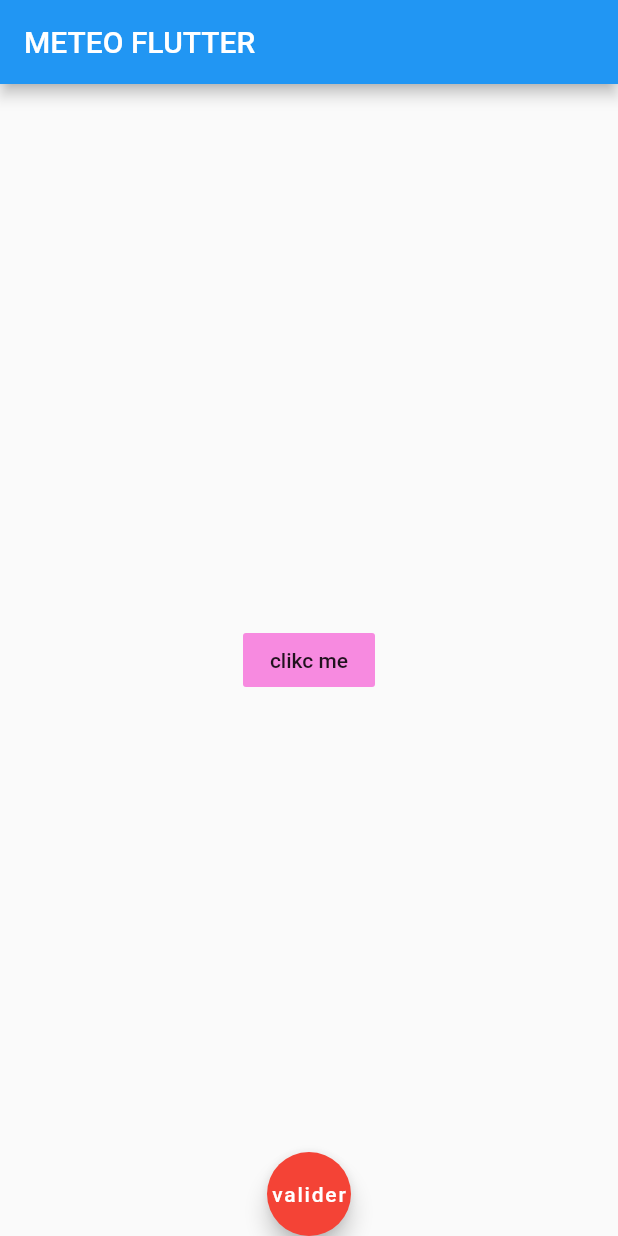
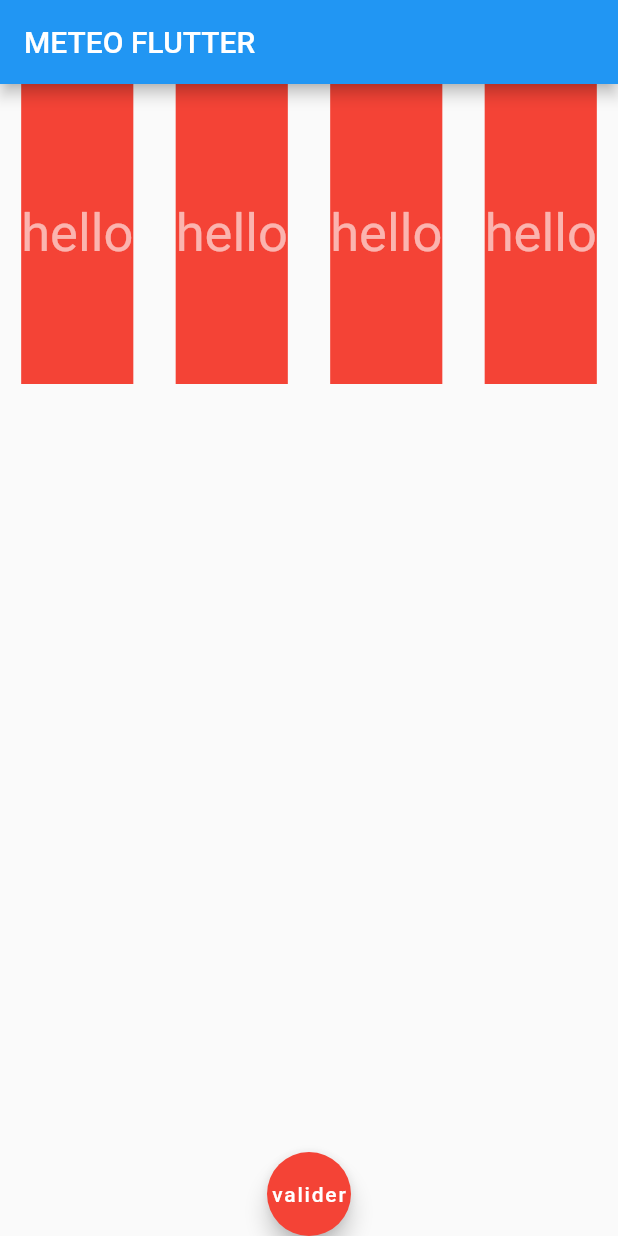
Before and after one commit to darksh3ll/learn_flutter, a Flutter app: the screen it shows after launch, on a phone screen of 412 x 824 dp. Run offline on Flutter 3.47's test engine with Material 2 defaults, Android fonts, the phone set to English and light mode, and no system bars.

Commit message:
feat children

```diff
--- a/lib/main.dart
+++ b/lib/main.dart
@@ -25,27 +25,48 @@ class MyHomePage extends StatefulWidget {
 }
 
 class _MyHomePageState extends State<MyHomePage> {
-
   @override
   Widget build(BuildContext context) {
-     Color _colorFromHex(String hexColor) {
+    Color _colorFromHex(String hexColor) {
       final hexCode = hexColor.replaceAll('#', '');
       return Color(int.parse('FF$hexCode', radix: 16));
     }
+
     Color color2 = _colorFromHex("#f78ae0");
     return Scaffold(
       appBar: AppBar(
         title: Text("METEO FLUTTER"),
       ),
-      body: Center(
-        child:FlatButton(
-          onPressed: (){
-           print("hello");
-          },
-          child: Text('clikc me'),
-          color:color2
-        )
-      ),
+      body:Row(
+        mainAxisAlignment: MainAxisAlignment.spaceAround,
+        children: <Widget>[
+          Container(
+            alignment: Alignment.center,
+            color: Colors.red,
+            height: 200.0,
+            child: Text("hello", style: TextStyle(fontSize: 35, color: Colors.white.withOpacity(0.6))),
+          ),
+          Container(
+            alignment: Alignment.center,
+            color: Colors.red,
+            height: 200.0,
+            child: Text("hello", style: TextStyle(fontSize: 35, color: Colors.white.withOpacity(0.6))),
+          ),
+          Container(
+            alignment: Alignment.center,
+            color: Colors.red,
+            height: 200.0,
+            child: Text("hello", style: TextStyle(fontSize: 35, color: Colors.white.withOpacity(0.6))),
+          ),
+          Container(
+            alignment: Alignment.center,
+            color: Colors.red,
+            height: 200.0,
+            child: Text("hello", style: TextStyle(fontSize: 35, color: Colors.white.withOpacity(0.6))),
+          ),
+        ],
+      ) ,
+
       floatingActionButton: FloatingActionButton(
         onPressed: () {
           print("coucou");
@@ -55,8 +76,7 @@ class _MyHomePageState extends State<MyHomePage> {
         hoverColor: Colors.amberAccent,
         tooltip: "Clik me",
       ),
-      floatingActionButtonLocation:FloatingActionButtonLocation.centerDocked,
-
+      floatingActionButtonLocation: FloatingActionButtonLocation.centerDocked,
     );
   }
 }
```
